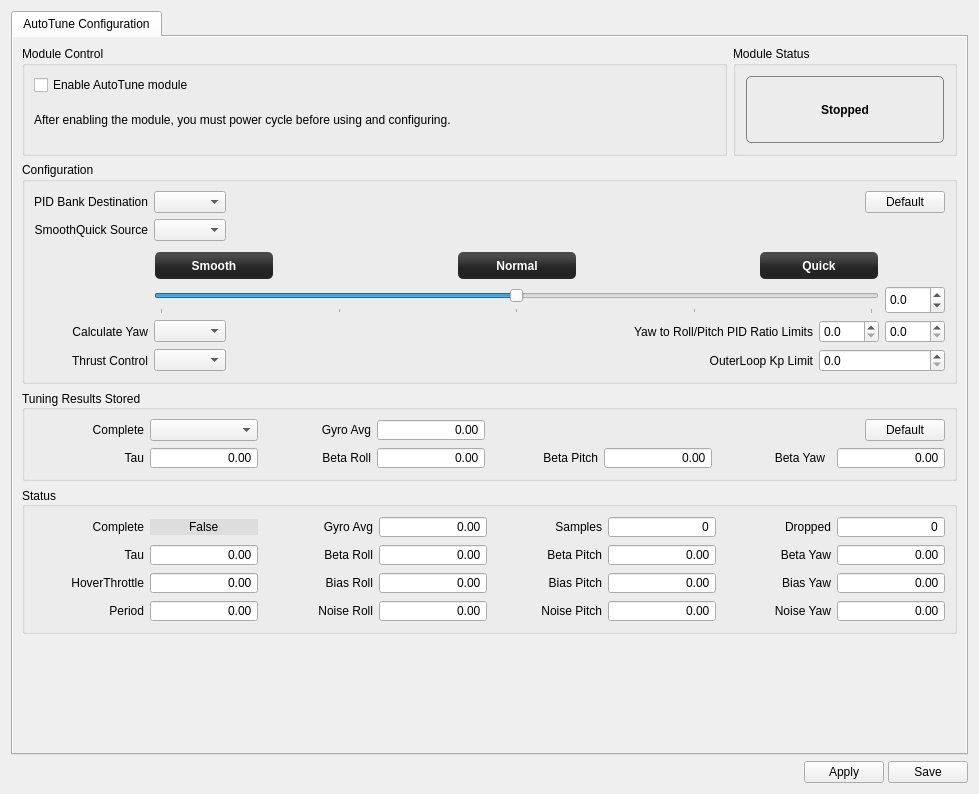
The window that ground/gcs/src/plugins/config/autotune.ui (librepilot/LibrePilot) describes before a commit, drawn with Qt 5.
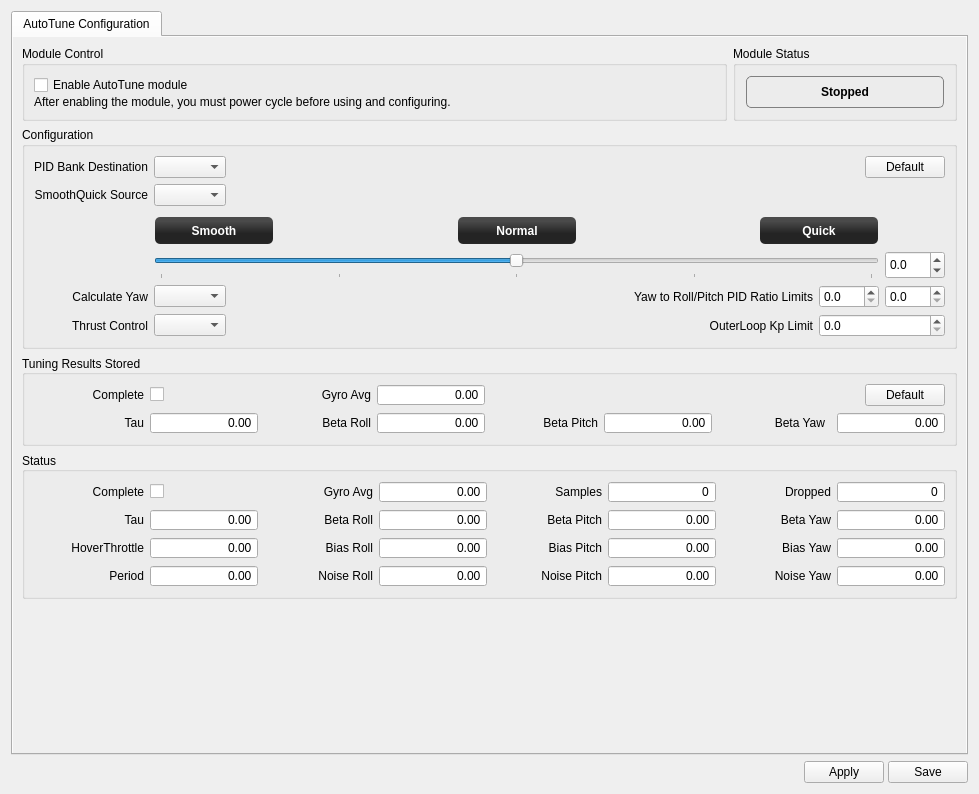
The same window after the commit. Icons and pictures are not drawn.

Commit message: LP-399 Use checkboxes for status and settingsComplete - Tooltip changes

What changed in the file:
```diff
--- a/ground/gcs/src/plugins/config/autotune.ui
+++ b/ground/gcs/src/plugins/config/autotune.ui
@@ -534,7 +534,7 @@
                  </sizepolicy>
                 </property>
                 <property name="toolTip">
-                 <string>Throttle level to hover (%)</string>
+                 <string>Throttle level needed to hover, in percent. How the multirotor is under/over powered.</string>
                 </property>
                 <property name="frame">
                  <bool>true</bool>
@@ -915,50 +915,35 @@
                 </property>
                </widget>
               </item>
-              <item row="0" column="3">
-               <widget class="QLabel" name="label_19">
-                <property name="text">
-                 <string>Complete</string>
-                </property>
-                <property name="alignment">
-                 <set>Qt::AlignRight|Qt::AlignTrailing|Qt::AlignVCenter</set>
-                </property>
-               </widget>
-              </item>
               <item row="0" column="4">
-               <widget class="QLineEdit" name="stateComplete">
-                <property name="enabled">
-                 <bool>true</bool>
-                </property>
-                <property name="sizePolicy">
-                 <sizepolicy hsizetype="Ignored" vsizetype="Fixed">
-                  <horstretch>0</horstretch>
-                  <verstretch>0</verstretch>
-                 </sizepolicy>
-                </property>
-                <property name="minimumSize">
-                 <size>
-                  <width>0</width>
-                  <height>0</height>
-                 </size>
-                </property>
-                <property name="acceptDrops">
-                 <bool>false</bool>
-                </property>
+               <widget class="QCheckBox" name="stateComplete">
                 <property name="toolTip">
-                 <string>Automatically set True for a good complete tune or False for incomplete or bad</string>
+                 <string>Automatically checked for a good complete tune or unchecked for incomplete or bad tune.</string>
+                </property>
+                <property name="layoutDirection">
+                 <enum>Qt::LeftToRight</enum>
                 </property>
                 <property name="text">
-                 <string>False</string>
+                 <string/>
                 </property>
-                <property name="frame">
+                <property name="checkable">
                  <bool>true</bool>
+                </property>
+                <property name="objrelation" stdset="0">
+                 <stringlist>
+                  <string>objname:SystemIdentState</string>
+                  <string>fieldname:Complete</string>
+                 </stringlist>
+                </property>
+               </widget>
+              </item>
+              <item row="0" column="3">
+               <widget class="QLabel" name="label_2">
+                <property name="text">
+                 <string>Complete</string>
                 </property>
                 <property name="alignment">
-                 <set>Qt::AlignCenter</set>
-                </property>
-                <property name="readOnly">
-                 <bool>true</bool>
+                 <set>Qt::AlignRight|Qt::AlignTrailing|Qt::AlignVCenter</set>
                 </property>
                </widget>
               </item>
@@ -1077,7 +1062,7 @@
                    </size>
                   </property>
                   <property name="toolTip">
-                   <string>Smooth - Quick value for PID calc based on AutoTune measurements.</string>
+                   <string>Smooth - Normal - Quick PID response desired for PID calc based on AutoTune measurements.</string>
                   </property>
                   <property name="decimals">
                    <number>1</number>
@@ -1124,6 +1109,9 @@
                     <height>16777215</height>
                    </size>
                   </property>
+                  <property name="toolTip">
+                   <string>Smooth PID response, preferred for photography</string>
+                  </property>
                   <property name="styleSheet">
                    <string notr="true">background-color: qlineargradient(spread:reflect, x1:0.507, y1:0, x2:0.507, y2:0.772, stop:0.208955 rgba(74, 74, 74, 255), stop:0.78607 rgba(36, 36, 36, 255));
 color: rgb(255, 255, 255);
@@ -1159,6 +1147,9 @@
                     <height>16777215</height>
                    </size>
                   </property>
+                  <property name="toolTip">
+                   <string>Quick PID response, preferred for racing</string>
+                  </property>
                   <property name="styleSheet">
                    <string notr="true">background-color: qlineargradient(spread:reflect, x1:0.507, y1:0, x2:0.507, y2:0.772, stop:0.208955 rgba(74, 74, 74, 255), stop:0.78607 rgba(36, 36, 36, 255));
 color: rgb(255, 255, 255);
@@ -1183,7 +1174,7 @@
                    </size>
                   </property>
                   <property name="toolTip">
-                   <string>Smooth - Quick value for PID calc based on AutoTune measurements.</string>
+                   <string>Smooth - Normal - Quick PID response desired for PID calc based on AutoTune measurements.</string>
                   </property>
                   <property name="minimum">
                    <number>-10</number>
@@ -1239,6 +1230,9 @@
                     <height>16777215</height>
                    </size>
                   </property>
+                  <property name="toolTip">
+                   <string>Normal PID response</string>
+                  </property>
                   <property name="styleSheet">
                    <string notr="true">background-color: qlineargradient(spread:reflect, x1:0.507, y1:0, x2:0.507, y2:0.772, stop:0.208955 rgba(74, 74, 74, 255), stop:0.78607 rgba(36, 36, 36, 255));
 color: rgb(255, 255, 255);
@@ -1317,7 +1311,7 @@
               <item row="3" column="1">
                <widget class="QComboBox" name="SmoothQuickSource">
                 <property name="toolTip">
-                 <string>Choose Accessory or FMS 3x toggle method with 3, 5, 7 positions.</string>
+                 <string>How the SmoothQuick slider is controlled, using Accessory or FMS 3x toggle method with 3, 5, 7 positions. Allow testing smooth/quick PID sets after a AutoTune flight.</string>
                 </property>
                 <property name="objrelation" stdset="0">
                  <stringlist>
@@ -1680,7 +1674,7 @@
                 </property>
                 <property name="minimumSize">
                  <size>
-                  <width>0</width>
+                  <width>110</width>
                   <height>0</height>
                  </size>
                 </property>
@@ -1885,22 +1879,6 @@
                 </property>
                </widget>
               </item>
-              <item row="1" column="3">
-               <widget class="QLabel" name="label">
-                <property name="minimumSize">
-                 <size>
-                  <width>110</width>
-                  <height>0</height>
-                 </size>
-                </property>
-                <property name="text">
-                 <string>Complete</string>
-                </property>
-                <property name="alignment">
-                 <set>Qt::AlignRight|Qt::AlignTrailing|Qt::AlignVCenter</set>
-                </property>
-               </widget>
-              </item>
               <item row="1" column="7" colspan="5">
                <layout class="QHBoxLayout" name="horizontalLayout_3">
                 <item>
@@ -1965,25 +1943,37 @@
                </layout>
               </item>
               <item row="1" column="4">
-               <widget class="QComboBox" name="settingsComplete">
-                <property name="sizePolicy">
-                 <sizepolicy hsizetype="MinimumExpanding" vsizetype="Fixed">
-                  <horstretch>0</horstretch>
-                  <verstretch>0</verstretch>
-                 </sizepolicy>
-                </property>
+               <widget class="QCheckBox" name="settingsComplete">
                 <property name="toolTip">
-                 <string>Automatically set True for a good complete tune or False for incomplete or bad</string>
+                 <string>Automatically checked for a good complete tune or unchecked for incomplete or bad tune.</string>
+                </property>
+                <property name="layoutDirection">
+                 <enum>Qt::LeftToRight</enum>
+                </property>
+                <property name="text">
+                 <string/>
+                </property>
+                <property name="checkable">
+                 <bool>true</bool>
                 </property>
                 <property name="objrelation" stdset="0">
-                 <stringlist notr="true">
+                 <stringlist>
                   <string>objname:SystemIdentSettings</string>
                   <string>fieldname:Complete</string>
-                  <string>buttongroup:30</string>
                  </stringlist>
                 </property>
                </widget>
               </item>
+              <item row="1" column="3">
+               <widget class="QLabel" name="label">
+                <property name="text">
+                 <string>Complete</string>
+                </property>
+                <property name="alignment">
+                 <set>Qt::AlignRight|Qt::AlignTrailing|Qt::AlignVCenter</set>
+                </property>
+               </widget>
+              </item>
              </layout>
             </widget>
            </item>
@@ -2072,7 +2062,7 @@
                    <bool>true</bool>
                   </property>
                   <property name="sizePolicy">
-                   <sizepolicy hsizetype="Preferred" vsizetype="Expanding">
+                   <sizepolicy hsizetype="Preferred" vsizetype="Preferred">
                     <horstretch>0</horstretch>
                     <verstretch>0</verstretch>
                    </sizepolicy>
```
The commit also changes 1 other file.
